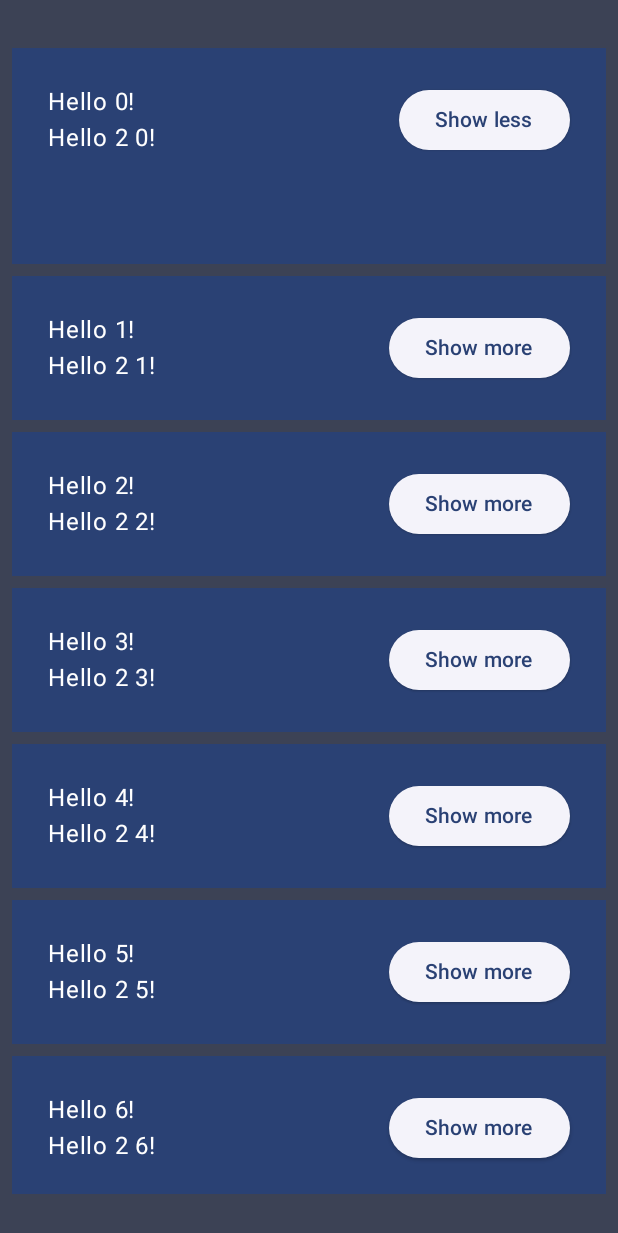
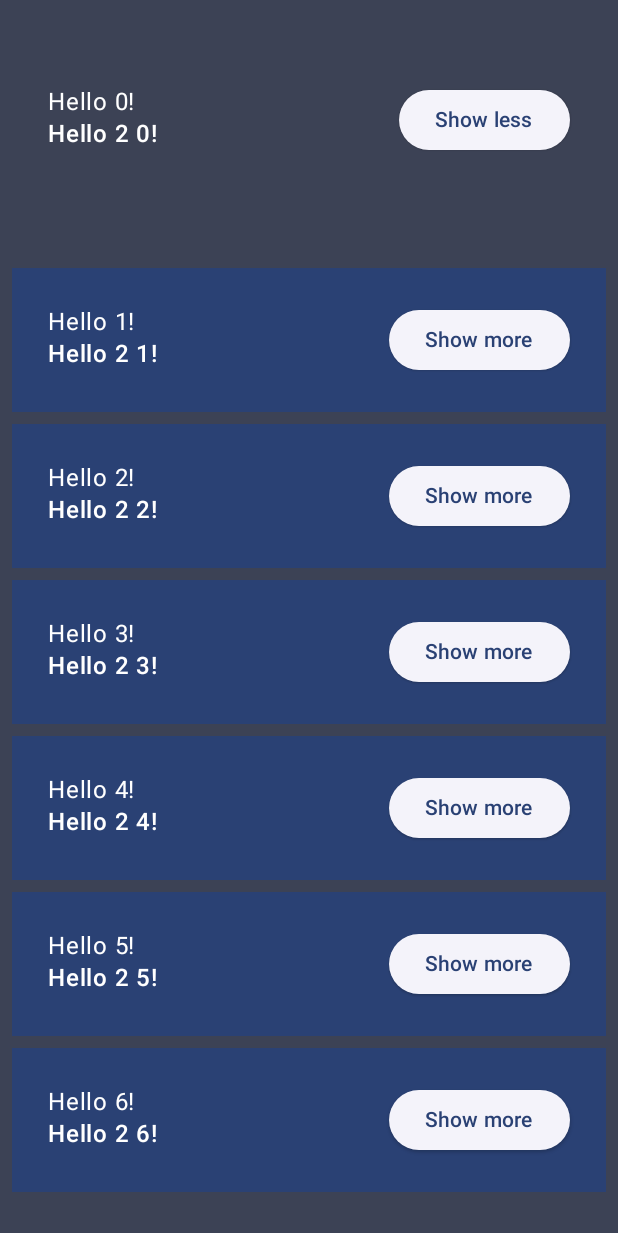
Before and after one commit to valientinx/LocalMediaStoreSync, an Android app built with Jetpack Compose: the screen it shows after launch (MainActivity), after a tap on "Show more", on a phone screen of 412 x 824 dp. Shown: the top 1233 px of the screen. Run offline under Robolectric (Android 15) with nearby library versions, the phone set to English and light mode, and no system bars.

Commit message:
Animation and themes

```diff
--- a/app/src/main/java/com/my/homecloud/MainActivity.kt
+++ b/app/src/main/java/com/my/homecloud/MainActivity.kt
@@ -6,6 +6,10 @@ import android.os.Bundle
 import android.util.Log
 import androidx.activity.ComponentActivity
 import androidx.activity.compose.setContent
+import androidx.compose.animation.animateColorAsState
+import androidx.compose.animation.core.Spring
+import androidx.compose.animation.core.animateDpAsState
+import androidx.compose.animation.core.spring
 import androidx.compose.foundation.layout.Column
 import androidx.compose.foundation.layout.Row
 import androidx.compose.foundation.layout.fillMaxSize
@@ -19,8 +23,11 @@ import androidx.compose.material3.MaterialTheme
 import androidx.compose.material3.Surface
 import androidx.compose.material3.Text
 import androidx.compose.runtime.Composable
+import androidx.compose.runtime.getValue
 import androidx.compose.runtime.mutableStateOf
 import androidx.compose.runtime.remember
+import androidx.compose.runtime.saveable.rememberSaveable
+import androidx.compose.runtime.setValue
 import androidx.compose.ui.Modifier
 import androidx.compose.ui.tooling.preview.Preview
 import androidx.compose.ui.unit.dp
@@ -36,7 +43,6 @@ private const val DELETE_PERMISSION_REQUEST = 0x1033
 
 class MainActivity : ComponentActivity() {
 
-    //    private val viewModel: MainViewModel by viewModels()
     companion object {
         val TAG = "MainActivity"
     }
@@ -71,8 +77,6 @@ class MainActivity : ComponentActivity() {
                     Greetings()
                 }
             }
-
-
         }
     }
 
@@ -83,10 +87,26 @@ class MainActivity : ComponentActivity() {
 
     @Composable
     fun Greeting(name: String) {
-        val expanded = remember { mutableStateOf(false) }
-        val extraPadding = if (expanded.value) 48.dp else 0.dp
+        var expanded by rememberSaveable { mutableStateOf(false) }
+        val extraPadding by animateDpAsState(
+            if (expanded) 48.dp else 0.dp,
+            animationSpec = spring(
+                dampingRatio = Spring.DampingRatioLowBouncy,
+                stiffness = Spring.StiffnessLow
+            ),
+            label = "expandRowAnimation"
+        )
+        val extraColor by animateColorAsState(
+            if (expanded) MaterialTheme.colorScheme.secondary
+            else MaterialTheme.colorScheme.primary,
+            animationSpec = spring(
+                dampingRatio = Spring.DampingRatioLowBouncy,
+                stiffness = Spring.StiffnessLow
+            ),
+            label = "expandRowAnimation"
+        )
 
-        Surface(color = MaterialTheme.colorScheme.primary,
+        Surface(color = extraColor,
             modifier = Modifier.padding(vertical = 4.dp, horizontal = 8.dp),
             content = {
                 Row(modifier = Modifier.padding(24.dp)) {
@@ -94,16 +114,18 @@ class MainActivity : ComponentActivity() {
                         modifier = Modifier
                             .fillMaxWidth()
                             .weight(1f)
-                            .padding(bottom = extraPadding)
+                            .padding(
+                                bottom = extraPadding.coerceAtLeast(0.dp)
+                            )
                     ) {
                         Text(text = "Hello $name!")
-                        Text(text = "Hello 2 $name!")
+                        Text(text = "Hello 2 $name!", style = MaterialTheme.typography.labelSmall)
                     }
                     ElevatedButton(onClick = {
-                        expanded.value = !expanded.value
+                        expanded = !expanded
                         Log.d(TAG, "Expanded $expanded")
                     }) {
-                        Text(if (expanded.value) "Show less" else "Show more")
+                        Text(if (expanded) "Show less" else "Show more")
                     }
                 }
             })
--- a/app/src/main/java/com/my/homecloud/ui/theme/Type.kt
+++ b/app/src/main/java/com/my/homecloud/ui/theme/Type.kt
@@ -14,8 +14,8 @@ val Typography = Typography(
         fontSize = 16.sp,
         lineHeight = 24.sp,
         letterSpacing = 0.5.sp
-    )
-    /* Other default text styles to override
+    ),
+    /* Other default text styles to override */
     titleLarge = TextStyle(
         fontFamily = FontFamily.Default,
         fontWeight = FontWeight.Normal,
@@ -26,9 +26,9 @@ val Typography = Typography(
     labelSmall = TextStyle(
         fontFamily = FontFamily.Default,
         fontWeight = FontWeight.Medium,
-        fontSize = 11.sp,
+        fontSize = 16.sp,
         lineHeight = 16.sp,
         letterSpacing = 0.5.sp
     )
-    */
+
 )
```
